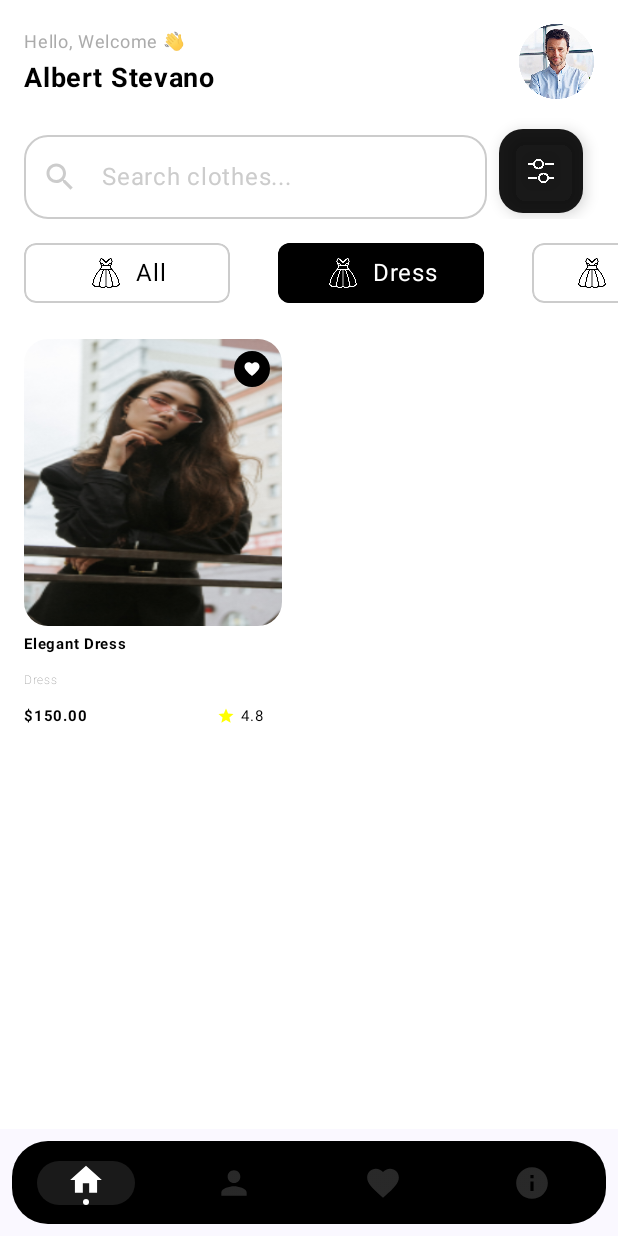
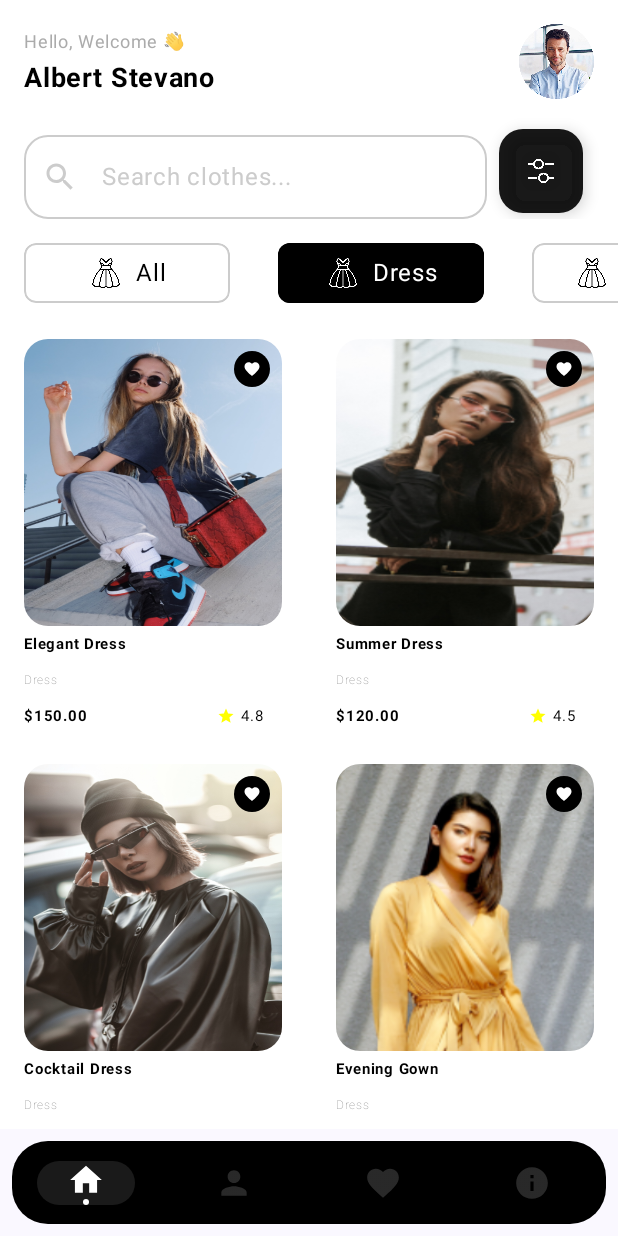
Before and after one commit to huseyinozkoc/Fashionly, an Android app built with Jetpack Compose: the screen it shows after launch (MainActivity), after a tap on "Dress", on a phone screen of 412 x 824 dp. Run offline under Robolectric (Android 15) with nearby library versions, the phone set to English and light mode, and no system bars; our stand-ins replace Dagger/Hilt's generated code.

Commit message:
Added mock data.

```diff
--- a/app/src/main/java/com/example/fashionly/ui/components/home/HomeList.kt
+++ b/app/src/main/java/com/example/fashionly/ui/components/home/HomeList.kt
@@ -108,52 +108,62 @@ data class HomeChipModel(
     val items: List<HomeListItemModel>
 )
 
-val homeChipData:List<HomeChipModel> = listOf(
+val homeChipData: List<HomeChipModel> = listOf(
     HomeChipModel(
         chipText = "All",
         items = listOf(
-            HomeListItemModel(
-                R.drawable.model,
-                "Modern Light Clothes",
-                "T-Shirt",
-                "$212.99",
-                "4.5"
-            ),
+            HomeListItemModel(R.drawable.model, "Modern Light Clothes", "T-Shirt", "$212.99", "4.5"),
             HomeListItemModel(R.drawable.model2, "Elegant Dress", "Dress", "$150.00", "4.8"),
             HomeListItemModel(R.drawable.model3, "Casual Pants", "Pants", "$99.99", "4.2"),
             HomeListItemModel(R.drawable.model4, "Running Shoes", "Shoes", "$120.00", "4.7"),
-            HomeListItemModel(R.drawable.model, "Summer T-Shirt", "T-Shirt", "$45.00", "4.3")
+            HomeListItemModel(R.drawable.model2, "Summer T-Shirt", "T-Shirt", "$45.00", "4.3"),
+            HomeListItemModel(R.drawable.model3, "Winter Jacket", "Jacket", "$300.00", "4.9"),
+            HomeListItemModel(R.drawable.model4, "Formal Suit", "Suit", "$500.00", "4.6"),
+            HomeListItemModel(R.drawable.model, "Casual Shirt", "Shirt", "$60.00", "4.4"),
+            HomeListItemModel(R.drawable.model3, "Sportswear", "Activewear", "$80.00", "4.7"),
+            HomeListItemModel(R.drawable.model4, "Denim Jacket", "Jacket", "$120.00", "4.5")
         )
     ),
     HomeChipModel(
         chipText = "Dress",
         items = listOf(
-            HomeListItemModel(R.drawable.model2, "Elegant Dress", "Dress", "$150.00", "4.8")
+            HomeListItemModel(R.drawable.model, "Elegant Dress", "Dress", "$150.00", "4.8"),
+            HomeListItemModel(R.drawable.model2, "Summer Dress", "Dress", "$120.00", "4.5"),
+            HomeListItemModel(R.drawable.model3, "Cocktail Dress", "Dress", "$200.00", "4.7"),
+            HomeListItemModel(R.drawable.model4, "Evening Gown", "Dress", "$350.00", "4.9")
         )
     ),
     HomeChipModel(
         chipText = "T-Shirt",
         items = listOf(
-            HomeListItemModel(
-                R.drawable.model3,
-                "Modern Light Clothes",
-                "T-Shirt",
-                "$212.99",
-                "4.5"
-            ),
-            HomeListItemModel(R.drawable.model4, "Summer T-Shirt", "T-Shirt", "$45.00", "4.3")
+            HomeListItemModel(R.drawable.model4, "Modern Light Clothes", "T-Shirt", "$212.99", "4.5"),
+            HomeListItemModel(R.drawable.model3, "Summer T-Shirt", "T-Shirt", "$45.00", "4.3"),
+            HomeListItemModel(R.drawable.model2, "Graphic Tee", "T-Shirt", "$30.00", "4.4"),
+            HomeListItemModel(R.drawable.model, "Plain T-Shirt", "T-Shirt", "$20.00", "4.2"),
+            HomeListItemModel(R.drawable.model2, "V-Neck T-Shirt", "T-Shirt", "$25.00", "4.1"),
+            HomeListItemModel(R.drawable.model3, "Long Sleeve Tee", "T-Shirt", "$35.00", "4.6"),
+            HomeListItemModel(R.drawable.model, "Striped T-Shirt", "T-Shirt", "$40.00", "4.3"),
+            HomeListItemModel(R.drawable.model4, "Pocket Tee", "T-Shirt", "$28.00", "4.5")
         )
     ),
     HomeChipModel(
         chipText = "Pants",
         items = listOf(
-            HomeListItemModel(R.drawable.model2, "Casual Pants", "Pants", "$99.99", "4.2")
-        )
-    ),
-    HomeChipModel(
-        chipText = "Shoes",
-        items = listOf(
-            HomeListItemModel(R.drawable.model, "Running Shoes", "Shoes", "$120.00", "4.7")
+            HomeListItemModel(R.drawable.model3, "Casual Pants", "Pants", "$99.99", "4.2"),
+            HomeListItemModel(R.drawable.model2, "Jeans", "Pants", "$60.00", "4.5"),
+            HomeListItemModel(R.drawable.model4, "Chinos", "Pants", "$70.00", "4.3"),
+            HomeListItemModel(R.drawable.model, "Shorts", "Pants", "$40.00", "4.0"),
+            HomeListItemModel(R.drawable.model4, "Joggers", "Pants", "$50.00", "4.4"),
+            HomeListItemModel(R.drawable.model, "Cargo Pants", "Pants", "$80.00", "4.6"),
+            HomeListItemModel(R.drawable.model3, "Dress Pants", "Pants", "$90.00", "4.7"),
+            HomeListItemModel(R.drawable.model2, "Sweatpants", "Pants", "$55.00", "4.3"),
+            HomeListItemModel(R.drawable.model4, "Track Pants", "Pants", "$65.00", "4.5"),
+            HomeListItemModel(R.drawable.model, "Leather Pants", "Pants", "$150.00", "4.8"),
+            HomeListItemModel(R.drawable.model3, "Corduroy Pants", "Pants", "$70.00", "4.2"),
+            HomeListItemModel(R.drawable.model2, "Linen Pants", "Pants", "$60.00", "4.1"),
+            HomeListItemModel(R.drawable.model4, "Khakis", "Pants", "$75.00", "4.4"),
+            HomeListItemModel(R.drawable.model, "Slim Fit Pants", "Pants", "$85.00", "4.6"),
+            HomeListItemModel(R.drawable.model3, "Wide Leg Pants", "Pants", "$95.00", "4.7")
         )
     )
 )
```
